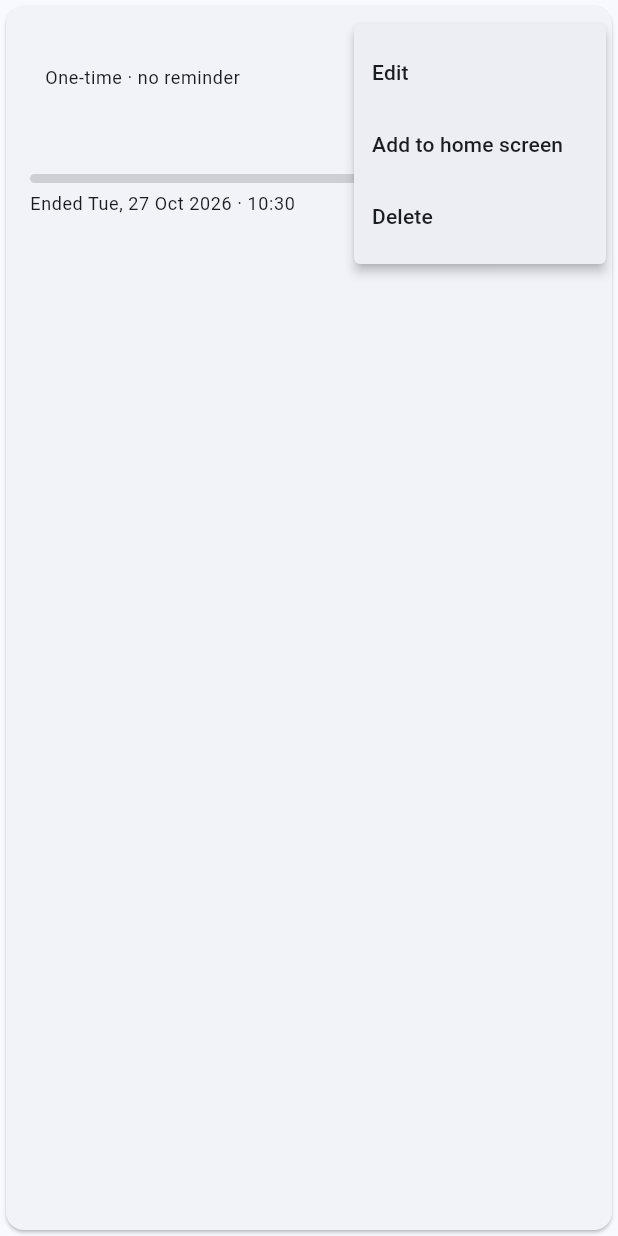
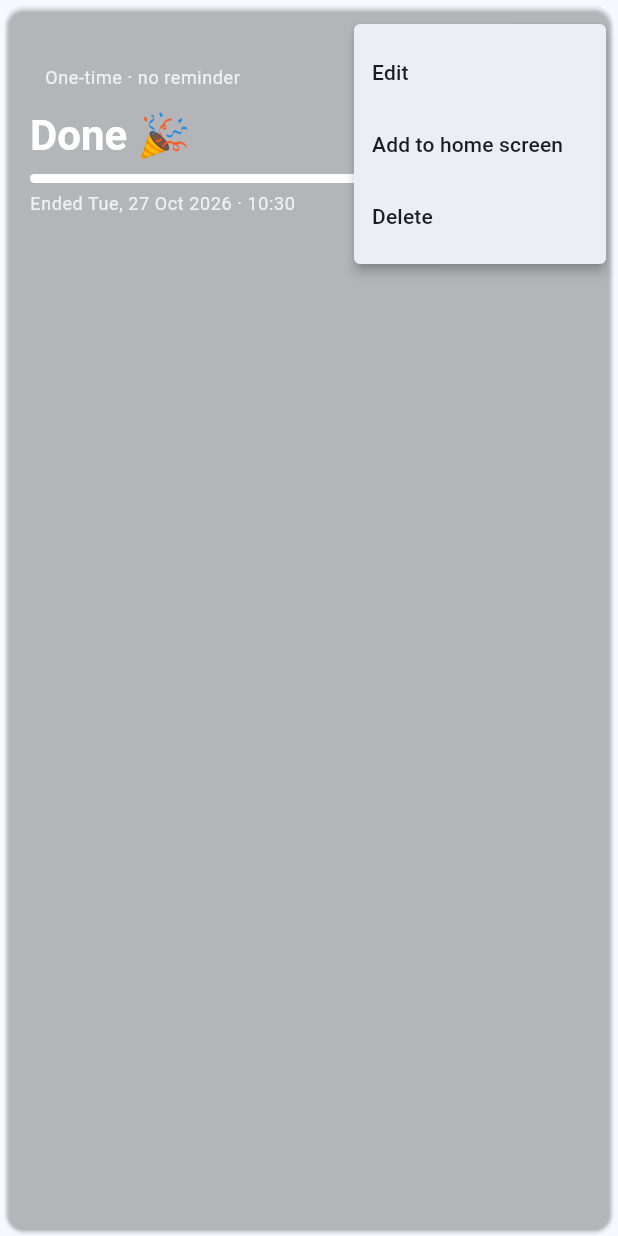
Before and after one commit to Berkan4/Cooldown, a Flutter app: the _CooldownCard widget shown alone on an empty page, opened directly with empty values, after a tap on the "more vert" icon, on a phone screen of 412 x 824 dp. Run offline on Flutter 3.47's test engine with Material 3 defaults, Android fonts, the phone set to English and light mode, and no system bars; our stand-ins replace flutter_local_notifications, flutter_timezone, timezone; missing offline and left inert: home_widget; statements that could not run were skipped.

Commit message:
Show each cooldown's colour on its card in the list
Cards in the app are now filled with the cooldown's colour, like the
widget, instead of only tinting the number and progress bar. The widget
transparency setting is deliberately ignored here; cards are always
solid. Text switches to near-black on very light colours so it stays
readable (relevant once custom colours exist).

The actions menu and the reminder suffix move into small reusable pieces
for the upcoming compact list and detail screen.

Co-Authored-By: Claude Opus 5.5 <noreply@anthropic.com>
Claude-Session: https://claude.ai/code/session_01TMDTHv6HEyGdTNWCXpsE3A

```diff
--- a/lib/screens/home_screen.dart
+++ b/lib/screens/home_screen.dart
@@ -7,6 +7,7 @@ import 'package:intl/intl.dart';
 import '../models/cooldown.dart';
 import '../services/notifications.dart';
 import '../services/store.dart';
+import '../utils/colors.dart';
 import '../utils/format.dart';
 import 'edit_screen.dart';
 import 'settings_screen.dart';
@@ -165,7 +166,13 @@ class _CooldownCard extends StatelessWidget {
     final totalMs = end.difference(begin).inMilliseconds;
     final progress = totalMs <= 0 ? 1.0 : (now.difference(begin).inMilliseconds / totalMs).clamp(0.0, 1.0);
 
+    // Same look as the widget: solid in the cooldown's colour (the widget
+    // transparency setting does not apply here).
+    final fg = foregroundOn(accent);
+    final muted = fg.withValues(alpha: 0.8);
+
     return Card(
+      color: accent,
       clipBehavior: Clip.antiAlias,
       child: InkWell(
         onTap: onTap,
@@ -182,23 +189,19 @@ class _CooldownCard extends StatelessWidget {
                     child: Column(
                       crossAxisAlignment: CrossAxisAlignment.start,
                       children: [
-                        Text(c.name, style: theme.textTheme.titleMedium, overflow: TextOverflow.ellipsis),
                         Text(
-                          '${describeRepeat(c)}${_alertSuffix(c)}',
-                          style: theme.textTheme.bodySmall,
+                          c.name,
+                          style: theme.textTheme.titleMedium?.copyWith(color: fg, fontWeight: FontWeight.w600),
+                          overflow: TextOverflow.ellipsis,
+                        ),
+                        Text(
+                          '${describeRepeat(c)}${alertSuffix(c)}',
+                          style: theme.textTheme.bodySmall?.copyWith(color: muted),
                         ),
                       ],
                     ),
                   ),
-                  PopupMenuButton<_Action>(
-                    onSelected: onAction,
-                    itemBuilder: (_) => [
-                      const PopupMenuItem(value: _Action.edit, child: Text('Edit')),
-                      if (c.repeats) const PopupMenuItem(value: _Action.restart, child: Text('Restart now')),
-                      const PopupMenuItem(value: _Action.widget, child: Text('Add to home screen')),
-                      const PopupMenuItem(value: _Action.delete, child: Text('Delete')),
-                    ],
-                  ),
+                  _ActionsMenu(cooldown: c, onAction: onAction, color: fg),
                 ],
               ),
               const SizedBox(height: 8),
@@ -209,14 +212,14 @@ class _CooldownCard extends StatelessWidget {
                   children: [
                     if (finished)
                       Text(c.repeats ? 'Ready' : 'Done 🎉',
-                          style: theme.textTheme.headlineMedium?.copyWith(color: accent, fontWeight: FontWeight.w700))
+                          style: theme.textTheme.headlineMedium?.copyWith(color: fg, fontWeight: FontWeight.w700))
                     else ...[
                       Text(remaining.value,
-                          style: theme.textTheme.headlineMedium?.copyWith(color: accent, fontWeight: FontWeight.w700)),
+                          style: theme.textTheme.headlineMedium?.copyWith(color: fg, fontWeight: FontWeight.w700)),
                       const SizedBox(width: 6),
                       Padding(
                         padding: const EdgeInsets.only(bottom: 5),
-                        child: Text(remaining.label, style: theme.textTheme.bodyMedium),
+                        child: Text(remaining.label, style: theme.textTheme.bodyMedium?.copyWith(color: muted)),
                       ),
                     ],
                     const Spacer(),
@@ -225,7 +228,7 @@ class _CooldownCard extends StatelessWidget {
                         onPressed: onDone,
                         icon: const Icon(Icons.check),
                         label: const Text('Done'),
-                        style: FilledButton.styleFrom(backgroundColor: accent),
+                        style: FilledButton.styleFrom(backgroundColor: fg, foregroundColor: accent),
                       ),
                   ],
                 ),
@@ -233,7 +236,8 @@ class _CooldownCard extends StatelessWidget {
               if (finished && c.finishText.isNotEmpty)
                 Padding(
                   padding: const EdgeInsets.only(top: 4, right: 12),
-                  child: Text(c.finishText, style: theme.textTheme.titleSmall?.copyWith(color: accent)),
+                  child: Text(c.finishText,
+                      style: theme.textTheme.titleSmall?.copyWith(color: fg, fontWeight: FontWeight.w600)),
                 ),
               const SizedBox(height: 8),
               Padding(
@@ -243,15 +247,15 @@ class _CooldownCard extends StatelessWidget {
                   child: LinearProgressIndicator(
                     value: progress,
                     minHeight: 6,
-                    color: accent,
-                    backgroundColor: accent.withValues(alpha: 0.15),
+                    color: fg,
+                    backgroundColor: fg.withValues(alpha: 0.25),
                   ),
                 ),
               ),
               const SizedBox(height: 6),
               Text(
                 finished ? 'Ended ${_fmtDate(end)}' : 'Ends ${_fmtDate(end)}',
-                style: theme.textTheme.bodySmall,
+                style: theme.textTheme.bodySmall?.copyWith(color: muted),
               ),
             ],
           ),
@@ -260,14 +264,31 @@ class _CooldownCard extends StatelessWidget {
     );
   }
 
-  static String _alertSuffix(Cooldown c) {
-    if (!c.notify) return ' · no reminder';
-    if (c.alert == AlertMode.soundAndVibrate) return '';
-    return ' · ${c.alert.label.toLowerCase()}';
-  }
-
   static String _fmtDate(DateTime d) => DateFormat('EEE, d MMM yyyy · HH:mm').format(d);
 }
+
+class _ActionsMenu extends StatelessWidget {
+  const _ActionsMenu({required this.cooldown, required this.onAction, this.color});
+
+  final Cooldown cooldown;
+  final ValueChanged<_Action> onAction;
+  final Color? color;
+
+  @override
+  Widget build(BuildContext context) {
+    return PopupMenuButton<_Action>(
+      iconColor: color,
+      onSelected: onAction,
+      itemBuilder: (_) => [
+        const PopupMenuItem(value: _Action.edit, child: Text('Edit')),
+        if (cooldown.repeats) const PopupMenuItem(value: _Action.restart, child: Text('Restart now')),
+        const PopupMenuItem(value: _Action.widget, child: Text('Add to home screen')),
+        const PopupMenuItem(value: _Action.delete, child: Text('Delete')),
+      ],
+    );
+  }
+}
+
 
 class _EmptyState extends StatelessWidget {
   const _EmptyState();
--- /dev/null
+++ b/lib/utils/colors.dart
@@ -0,0 +1,6 @@
+import 'package:flutter/material.dart';
+
+/// Text/icon colour that stays readable on [background]: white, or near-black
+/// for very light colours (a custom colour can be almost white).
+Color foregroundOn(Color background) =>
+    background.computeLuminance() > 0.6 ? const Color(0xDD000000) : Colors.white;
--- a/lib/utils/format.dart
+++ b/lib/utils/format.dart
@@ -71,3 +71,10 @@ String describeRepeat(Cooldown c) {
       : 'Every ${c.repeatValue} ${c.repeatUnit.plural}';
   return c.waitForDone ? '$every · after done' : every;
 }
+
+/// " · vibrate", " · no reminder" … ; empty for the default (sound + vibration).
+String alertSuffix(Cooldown c) {
+  if (!c.notify) return ' · no reminder';
+  if (c.alert == AlertMode.soundAndVibrate) return '';
+  return ' · ${c.alert.label.toLowerCase()}';
+}
```
